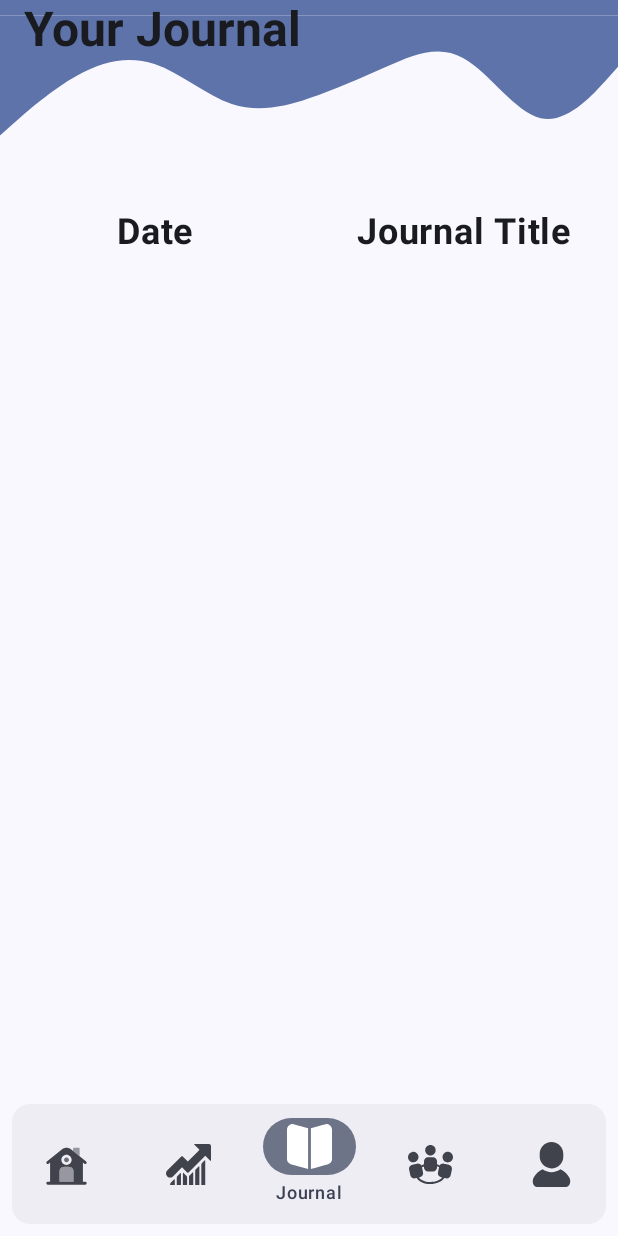
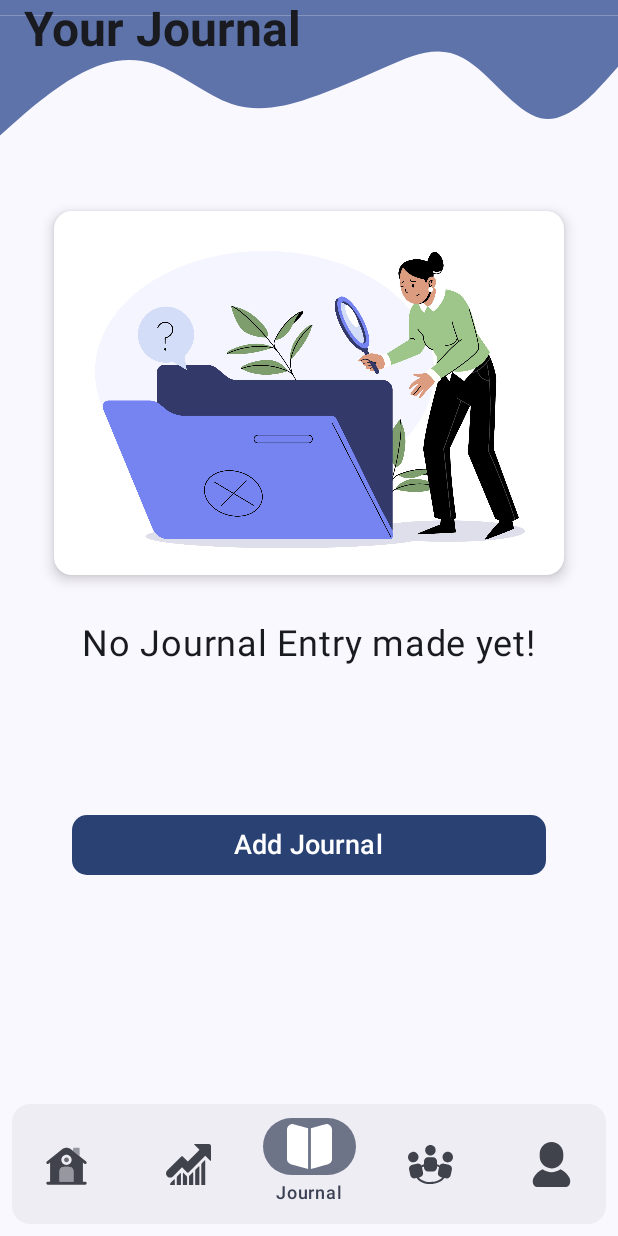
Before and after one commit to yashwantyash/Releaf, an Android app built with Jetpack Compose: the JournalScreen screen opened through its navigation route, on a phone screen of 412 x 824 dp. Run offline under Robolectric (Android 15) with nearby library versions, the phone set to English and light mode, and no system bars; our stand-ins replace Firebase (no records; nobody signed in at launch, a user with empty details on screens opened directly), Room's generated code.

Commit message:
no journal screen and each journal list view layout is modified

```diff
--- a/app/src/main/java/com/releaf/releaf/screens/AuthScreen/LoginScreen.kt
+++ b/app/src/main/java/com/releaf/releaf/screens/AuthScreen/LoginScreen.kt
@@ -41,6 +41,7 @@ import com.releaf.releaf.components.MyInputField
 import com.releaf.releaf.components.MyNormalText
 import com.releaf.releaf.components.SigninBtn
 import com.releaf.releaf.components.UnderlinedText
+import com.releaf.releaf.components.WavyTitle
 import com.releaf.releaf.database.ReleafDatabase
 import com.releaf.releaf.models.User
 import com.releaf.releaf.ui.theme.ReLeafTheme
@@ -81,6 +82,7 @@ fun LoginScreen(
             verticalArrangement = Arrangement.Center,
             horizontalAlignment = Alignment.CenterHorizontally
         ) {
+
             LogoAndName(name)
             Spacer(modifier = Modifier.height(32.dp))
 
--- a/app/src/main/java/com/releaf/releaf/screens/BottomScreen/JournalScreen.kt
+++ b/app/src/main/java/com/releaf/releaf/screens/BottomScreen/JournalScreen.kt
@@ -1,14 +1,18 @@
 package com.releaf.releaf.screens.BottomScreen
 
 import android.content.Context
-import androidx.compose.foundation.layout.Arrangement
+import androidx.compose.foundation.Image
+import androidx.compose.foundation.layout.Box
 import androidx.compose.foundation.layout.Column
-import androidx.compose.foundation.layout.Row
 import androidx.compose.foundation.layout.Spacer
 import androidx.compose.foundation.layout.fillMaxSize
+import androidx.compose.foundation.layout.fillMaxWidth
 import androidx.compose.foundation.layout.height
 import androidx.compose.foundation.layout.padding
 import androidx.compose.foundation.lazy.LazyColumn
+import androidx.compose.foundation.lazy.items
+import androidx.compose.foundation.shape.RoundedCornerShape
+import androidx.compose.material3.Button
 import androidx.compose.material3.Divider
 import androidx.compose.material3.Text
 import androidx.compose.runtime.Composable
@@ -19,19 +23,22 @@ import androidx.compose.runtime.remember
 import androidx.compose.runtime.setValue
 import androidx.compose.ui.Alignment
 import androidx.compose.ui.Modifier
+import androidx.compose.ui.graphics.graphicsLayer
 import androidx.compose.ui.platform.LocalContext
+import androidx.compose.ui.res.painterResource
 import androidx.compose.ui.text.font.FontWeight
 import androidx.compose.ui.text.style.TextAlign
 import androidx.compose.ui.unit.TextUnit
 import androidx.compose.ui.unit.dp
 import androidx.compose.ui.unit.sp
 import androidx.navigation.NavController
+import com.releaf.releaf.R
+import com.releaf.releaf.components.EachJournal
 import com.releaf.releaf.components.WavyTitle
 import com.releaf.releaf.database.ReleafDatabase
 import com.releaf.releaf.models.journal.Journal
+import com.releaf.releaf.utility.Constants.ADD_JOURNAL_CHECKBOX
 import kotlinx.coroutines.Dispatchers
-import kotlinx.coroutines.GlobalScope
-import kotlinx.coroutines.launch
 import kotlinx.coroutines.withContext
 
 @Composable
@@ -40,13 +47,13 @@ fun JournalScreen(
     context: Context = LocalContext.current
 ) {
 
-    var db by remember { mutableStateOf<List<Journal>>(emptyList()) }
+    var journalList by remember { mutableStateOf<List<Journal>>(emptyList()) }
 
     LaunchedEffect(Unit) {
         val journals = withContext(Dispatchers.IO) {
             ReleafDatabase.getDatabase(context).journalDao().getAllJournalByDate()
         }
-        db = journals
+        journalList = journals
     }
     Column(
         modifier = Modifier
@@ -55,32 +62,58 @@ fun JournalScreen(
         horizontalAlignment = Alignment.CenterHorizontally
     ) {
         WavyTitle(title = "Your Journal")
+        if (journalList.isNotEmpty()) {
+            Spacer(modifier = Modifier.height(16.dp))
+            Divider(modifier = Modifier.padding(horizontal = 16.dp))
+            LazyColumn(
+                modifier = Modifier.padding(bottom = 150.dp)
+            ) {
+                items(journalList) { journal ->
+//
 
-        Row {
-            EachRow("Date", modifier = Modifier.weight(0.5f), fw = FontWeight.Bold, fs = 24.sp)
-            EachRow(
-                "Journal Title",
-                modifier = Modifier.weight(0.5f),
-                fw = FontWeight.Bold,
-                fs = 24.sp
-            )
-        }
-        Spacer(modifier = Modifier.height(16.dp))
-        LazyColumn(
-            modifier = Modifier.padding(bottom = 150.dp)
-        ) {
-            items(db.size) { index ->
-                val journal = db[index]
-                Divider(modifier = Modifier.padding(horizontal = 16.dp))
-                Row(
-                    verticalAlignment = Alignment.CenterVertically,
-                    horizontalArrangement = Arrangement.Center
-                ) {
-                    EachRow(journal.date.toString(), modifier = Modifier.weight(0.5f))
-                    EachRow(journal.title.toString(), modifier = Modifier.weight(0.5f))
+                    EachJournal(
+                        trigger = journal.triggers.toString(),
+                        mood = journal.mood.toString(),
+                        progress = journal.progress.toString(),
+                        date = journal.date.toString(),
+                        title = journal.title.toString(),
+                        aboutDay = journal.aboutDay.toString(),
+                        description = journal.description.toString()
+                    )
                 }
             }
+        } else {
 
+            Image(
+                modifier = Modifier
+                    .padding(vertical = 16.dp, horizontal = 36.dp)
+                    .graphicsLayer {
+                        shape = RoundedCornerShape(12.dp)
+                        clip = true
+                        shadowElevation = 8f
+                    },
+                painter = painterResource(id = R.drawable.empty_img),
+                contentDescription = null
+            )
+            Text(
+                text = "No Journal Entry made yet!",
+                fontSize = 24.sp,
+                modifier = Modifier.padding(16.dp)
+            )
+            Spacer(modifier = Modifier.height(80.dp))
+            Button(
+                modifier = Modifier
+                    .fillMaxWidth()
+                    .padding(horizontal = 48.dp),
+                onClick = {
+                    navController.popBackStack()
+                    navController.navigate(ADD_JOURNAL_CHECKBOX)
+                },
+                shape = RoundedCornerShape(10.dp)
+            )
+            {
+                Text(text = "Add Journal", fontSize = 18.sp)
+            }
         }
     }
 }
```
Also changed, not shown: app/src/main/java/com/releaf/releaf/components/EachJournal.kt (added, +59 -0 lines), app/src/main/java/com/releaf/releaf/screens/AuthScreen/SignupScreen.kt (+33 -31 lines), app/src/main/java/com/releaf/releaf/screens/homefeature/journal/WriteJournalScreen.kt (+11 -0 lines), app/src/main/res/drawable-nodpi/empty_img.jpg (added).
